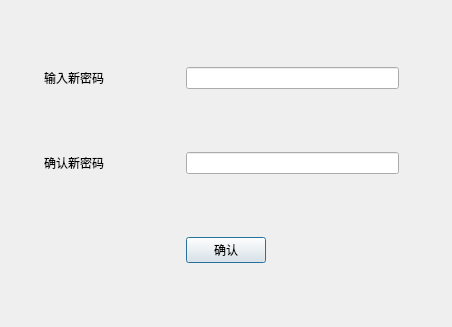
First picture: the form in UI/set_password.ui, repository NemoYuan2008/File-Vault, before the edit.
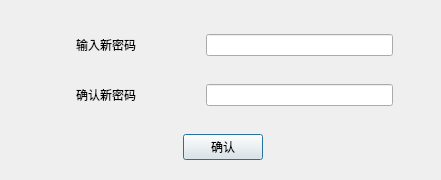
Second picture: the form after the edit.

```diff
--- a/UI/set_password.ui
+++ b/UI/set_password.ui
@@ -6,32 +6,41 @@
    <rect>
     <x>0</x>
     <y>0</y>
-    <width>452</width>
-    <height>327</height>
+    <width>441</width>
+    <height>180</height>
    </rect>
   </property>
+  <property name="minimumSize">
+   <size>
+    <width>441</width>
+    <height>180</height>
+   </size>
+  </property>
+  <property name="maximumSize">
+   <size>
+    <width>441</width>
+    <height>180</height>
+   </size>
+  </property>
   <property name="windowTitle">
    <string>设置新密码</string>
   </property>
-  <widget class="QWidget" name="layoutWidget">
+  <widget class="QWidget" name="">
    <property name="geometry">
     <rect>
-     <x>10</x>
-     <y>10</y>
-     <width>431</width>
-     <height>311</height>
+     <x>12</x>
+     <y>12</y>
+     <width>421</width>
+     <height>171</height>
     </rect>
    </property>
-   <layout class="QVBoxLayout" name="verticalLayout" stretch="3,3,1">
-    <property name="sizeConstraint">
-     <enum>QLayout::SetDefaultConstraint</enum>
-    </property>
+   <layout class="QVBoxLayout" name="verticalLayout">
     <item>
-     <layout class="QHBoxLayout" name="horizontalLayout" stretch="3,1,5,1">
+     <layout class="QHBoxLayout" name="horizontalLayout" stretch="2,2,0">
       <item>
        <widget class="QLabel" name="lb_passwd">
         <property name="sizePolicy">
-         <sizepolicy hsizetype="Preferred" vsizetype="Maximum">
+         <sizepolicy hsizetype="Preferred" vsizetype="Fixed">
           <horstretch>0</horstretch>
           <verstretch>0</verstretch>
          </sizepolicy>
@@ -44,29 +53,10 @@
         </property>
        </widget>
       </item>
-      <item>
-       <spacer name="horizontalSpacer_5">
-        <property name="sizePolicy">
-         <sizepolicy hsizetype="Maximum" vsizetype="Minimum">
-          <horstretch>0</horstretch>
-          <verstretch>0</verstretch>
-         </sizepolicy>
-        </property>
-        <property name="orientation">
-         <enum>Qt::Horizontal</enum>
-        </property>
-        <property name="sizeHint" stdset="0">
-         <size>
-          <width>40</width>
-          <height>20</height>
-         </size>
-        </property>
-       </spacer>
-      </item>
       <item>
        <widget class="QLineEdit" name="le_passwd">
         <property name="sizePolicy">
-         <sizepolicy hsizetype="Expanding" vsizetype="Maximum">
+         <sizepolicy hsizetype="Expanding" vsizetype="Fixed">
           <horstretch>0</horstretch>
           <verstretch>0</verstretch>
          </sizepolicy>
@@ -82,7 +72,7 @@
       <item>
        <spacer name="horizontalSpacer_4">
         <property name="sizePolicy">
-         <sizepolicy hsizetype="Maximum" vsizetype="Minimum">
+         <sizepolicy hsizetype="Minimum" vsizetype="Minimum">
           <horstretch>0</horstretch>
           <verstretch>0</verstretch>
          </sizepolicy>
@@ -101,11 +91,11 @@
      </layout>
     </item>
     <item>
-     <layout class="QHBoxLayout" name="horizontalLayout_2" stretch="3,1,5,1">
+     <layout class="QHBoxLayout" name="horizontalLayout_2" stretch="2,2,0">
       <item>
        <widget class="QLabel" name="lb_confirm">
         <property name="sizePolicy">
-         <sizepolicy hsizetype="Preferred" vsizetype="Maximum">
+         <sizepolicy hsizetype="Preferred" vsizetype="Fixed">
           <horstretch>0</horstretch>
           <verstretch>0</verstretch>
          </sizepolicy>
@@ -118,29 +108,10 @@
         </property>
        </widget>
       </item>
-      <item>
-       <spacer name="horizontalSpacer_3">
-        <property name="sizePolicy">
-         <sizepolicy hsizetype="Maximum" vsizetype="Minimum">
-          <horstretch>0</horstretch>
-          <verstretch>0</verstretch>
-         </sizepolicy>
-        </property>
-        <property name="orientation">
-         <enum>Qt::Horizontal</enum>
-        </property>
-        <property name="sizeHint" stdset="0">
-         <size>
-          <width>40</width>
-          <height>20</height>
-         </size>
-        </property>
-       </spacer>
-      </item>
       <item>
        <widget class="QLineEdit" name="le_confirm">
         <property name="sizePolicy">
-         <sizepolicy hsizetype="Expanding" vsizetype="Maximum">
+         <sizepolicy hsizetype="Expanding" vsizetype="Fixed">
           <horstretch>0</horstretch>
           <verstretch>0</verstretch>
          </sizepolicy>
@@ -156,7 +127,7 @@
       <item>
        <spacer name="horizontalSpacer_6">
         <property name="sizePolicy">
-         <sizepolicy hsizetype="Maximum" vsizetype="Minimum">
+         <sizepolicy hsizetype="Minimum" vsizetype="Minimum">
           <horstretch>0</horstretch>
           <verstretch>0</verstretch>
          </sizepolicy>
```
